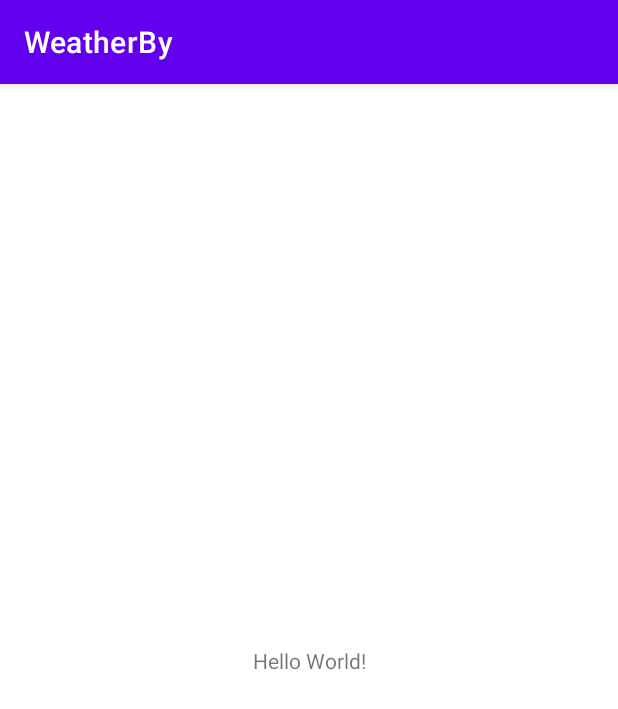
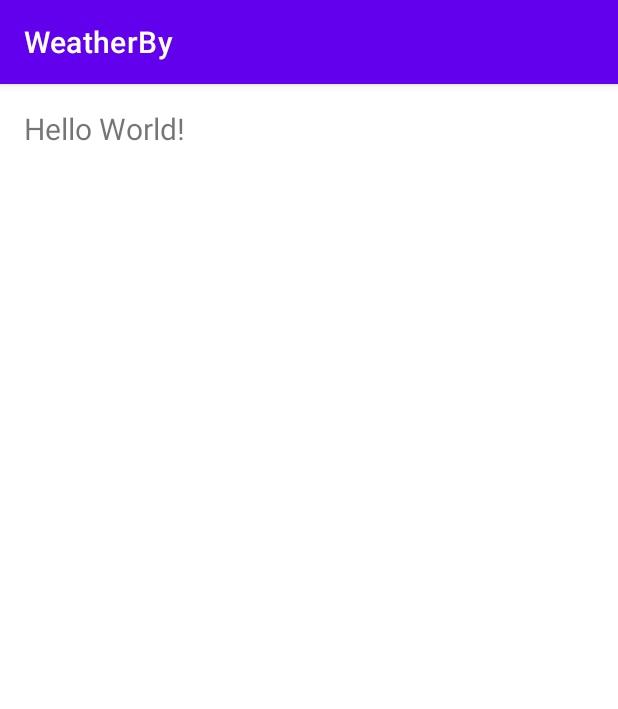
Before and after one commit to laksh-21/WeatherBy, an Android app: the screen it shows after launch (MainActivity), on a phone screen of 412 x 824 dp. Shown: the top 709 px of the screen. Run offline under Robolectric (Android 15) with nearby library versions, the phone set to English and light mode, and no system bars.

```diff
--- a/app/src/main/res/layout/activity_main.xml
+++ b/app/src/main/res/layout/activity_main.xml
@@ -1,18 +1,20 @@
 <?xml version="1.0" encoding="utf-8"?>
-<androidx.constraintlayout.widget.ConstraintLayout xmlns:android="http://schemas.android.com/apk/res/android"
+<FrameLayout xmlns:android="http://schemas.android.com/apk/res/android"
     xmlns:app="http://schemas.android.com/apk/res-auto"
-    xmlns:tools="http://schemas.android.com/tools"
+    android:id="@+id/activity_main"
     android:layout_width="match_parent"
-    android:layout_height="match_parent"
-    tools:context=".MainActivity">
+    android:layout_height="match_parent">
 
-    <TextView
-        android:layout_width="wrap_content"
-        android:layout_height="wrap_content"
-        android:text="Hello World!"
-        app:layout_constraintBottom_toBottomOf="parent"
-        app:layout_constraintLeft_toLeftOf="parent"
-        app:layout_constraintRight_toRightOf="parent"
-        app:layout_constraintTop_toTopOf="parent" />
+    <ScrollView
+        android:layout_width="match_parent"
+        android:layout_height="wrap_content">
 
-</androidx.constraintlayout.widget.ConstraintLayout>
+        <TextView
+            android:id="@+id/tv_weather_data"
+            android:padding="16dp"
+            android:textSize="20sp"
+            android:layout_width="wrap_content"
+            android:layout_height="wrap_content"
+            android:text="Hello World!" />
+    </ScrollView>
+</FrameLayout>
```
Also changed, not shown: app/src/main/java/com/example/weatherby/Utilities/NetworkUtils.java (added, +25 -0 lines), gradle/wrapper/gradle-wrapper.properties.
